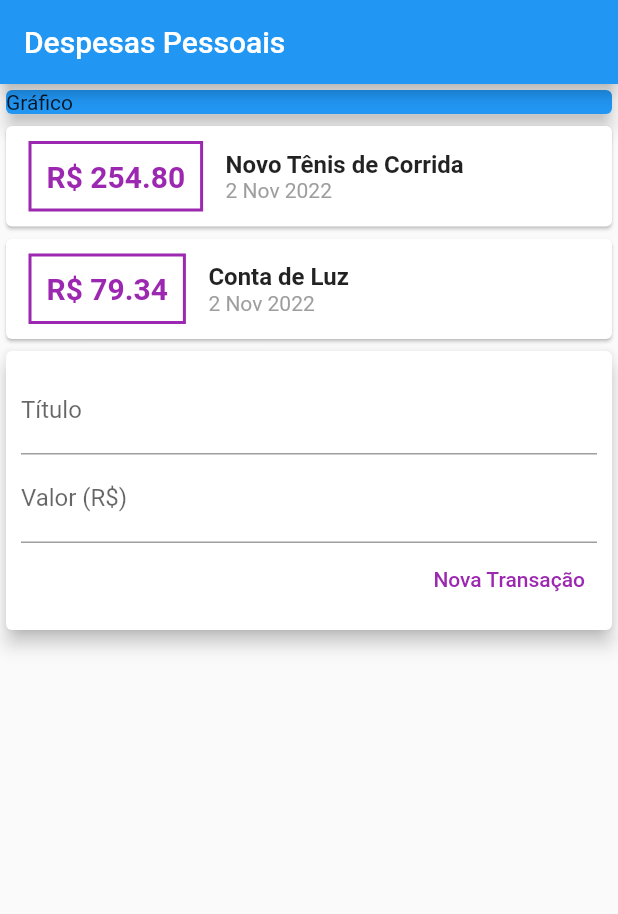
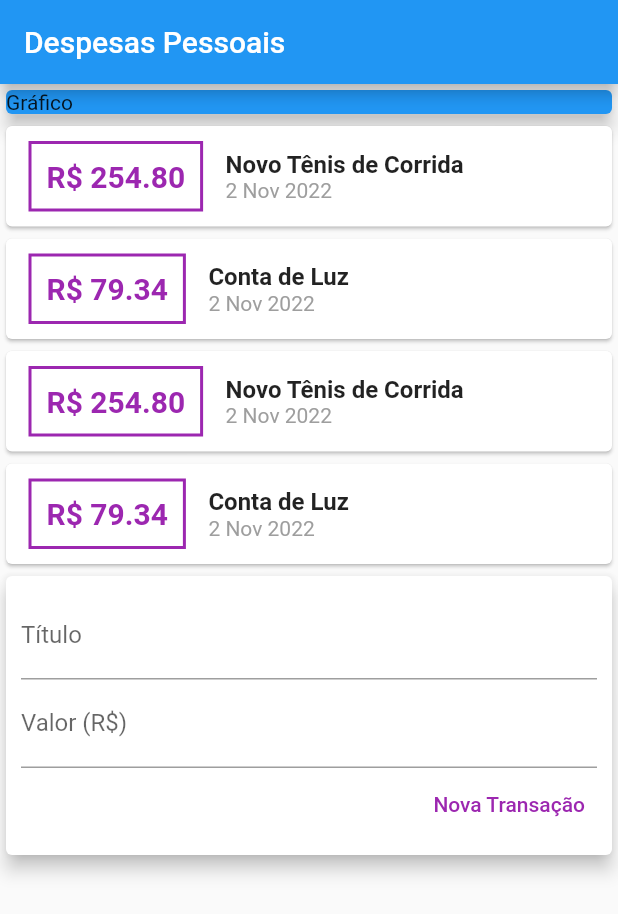
Before and after one commit to ericbcosta/expensesFlutter, a Flutter app: the screen it shows after launch, after a tap on "Nova Transação", on a phone screen of 412 x 824 dp. Shown: the top 914 px of the screen. Run offline on Flutter 3.47's test engine with Material 2 defaults, Android fonts, the phone set to English and light mode, and no system bars.

```diff
--- a/lib/components/transaction_form.dart
+++ b/lib/components/transaction_form.dart
@@ -3,6 +3,20 @@ import 'package:flutter/material.dart';
 class TransactionForm extends StatelessWidget {
   final titleController = TextEditingController();
   final valueController = TextEditingController();
+
+  final void Function(String, double) onSubmit;
+
+  TransactionForm(this.onSubmit);
+
+  _submitForm() {
+    final title = titleController.text;
+    final value = double.tryParse(valueController.text) ?? 0.00;
+
+    if (title.trim().isEmpty || value <= 0) {
+      return;
+    }
+    onSubmit(title, value);
+  }
 
   @override
   Widget build(BuildContext context) {
@@ -16,12 +30,17 @@ class TransactionForm extends StatelessWidget {
           children: <Widget>[
             TextField(
               controller: titleController,
+              onSubmitted: (_) => _submitForm(),
               decoration: InputDecoration(
                 labelText: 'Título',
               ),
             ),
             TextField(
               controller: valueController,
+              keyboardType: TextInputType.numberWithOptions(
+                decimal: true,
+              ),
+              onSubmitted: (_) => _submitForm(),
               decoration: InputDecoration(
                 labelText: 'Valor (R\$)',
               ),
@@ -44,10 +63,7 @@ class TransactionForm extends StatelessWidget {
                       },
                     ),
                   ),
-                  onPressed: () {
-                    print(valueController.text);
-                    print(titleController.text);
-                  },
+                  onPressed: _submitForm,
                   child: Text(
                     'Nova Transação',
                   ),
--- a/lib/components/transaction_list.dart
+++ b/lib/components/transaction_list.dart
@@ -9,8 +9,12 @@ class TransactionList extends StatelessWidget {
 
   @override
   Widget build(BuildContext context) {
-    return Column(
-      children: transactions.map((tr) {
+    return Container(
+      height: 300,
+      child: ListView.builder(
+        itemCount: transactions.length,
+        itemBuilder: (ctx, index) {
+          final tr = transactions[index];
           return Card(
             child: Row(
               children: [
@@ -48,11 +52,12 @@ class TransactionList extends StatelessWidget {
                       ),
                     )
                   ],
-              )
+                ),
               ],
             ),
           );
-      }).toList(),
+        },
+      ),
     );
   }
 }
--- a/lib/components/transaction_user.dart
+++ b/lib/components/transaction_user.dart
@@ -1,3 +1,5 @@
+import 'dart:math';
+
 import 'transaction_form.dart';
 import 'transaction_list.dart';
 import 'package:flutter/material.dart';
@@ -24,13 +26,63 @@ class _TransactionUserState extends State<TransactionUser> {
       value: 79.34,
       date: DateTime.now(),
     ),
+    Transaction(
+      id: 't16',
+      title: 'Novo Tênis de Corrida',
+      value: 254.80,
+      date: DateTime.now(),
+    ),
+    Transaction(
+      id: 't27',
+      title: 'Conta de Luz',
+      value: 79.34,
+      date: DateTime.now(),
+    ),
+    Transaction(
+      id: 't11',
+      title: 'Novo Tênis de Corrida',
+      value: 254.80,
+      date: DateTime.now(),
+    ),
+    Transaction(
+      id: 't24',
+      title: 'Conta de Luz',
+      value: 79.34,
+      date: DateTime.now(),
+    ),
+    Transaction(
+      id: 't21',
+      title: 'Novo Tênis de Corrida',
+      value: 254.80,
+      date: DateTime.now(),
+    ),
+    Transaction(
+      id: 't23',
+      title: 'Conta de Luz',
+      value: 79.34,
+      date: DateTime.now(),
+    ),
   ];
+
+  _addTransaction(String title, double value) {
+    final newTransaction = Transaction(
+      id: Random().nextDouble().toString(),
+      title: title,
+      value: value,
+      date: DateTime.now(),
+    );
+
+    setState(() {
+      _transactions.add(newTransaction);
+    });
+  }
+
   @override
   Widget build(BuildContext context) {
     return Column(
       children: <Widget>[
         TransactionList(_transactions),
-        TransactionForm(),
+        TransactionForm(_addTransaction),
       ],
     );
   }
--- a/lib/main.dart
+++ b/lib/main.dart
@@ -22,7 +22,8 @@ class MyHomePage extends StatelessWidget {
       appBar: AppBar(
         title: Text('Despesas Pessoais'),
       ),
-      body: Column(
+      body: SingleChildScrollView(
+        child: Column(
           crossAxisAlignment: CrossAxisAlignment.stretch,
           children: <Widget>[
             Container(
@@ -37,6 +38,7 @@ class MyHomePage extends StatelessWidget {
             TransactionUser(),
           ],
         ),
+      ),
     );
   }
 }
```
Lines whose indentation alone changed are shown as unchanged.
